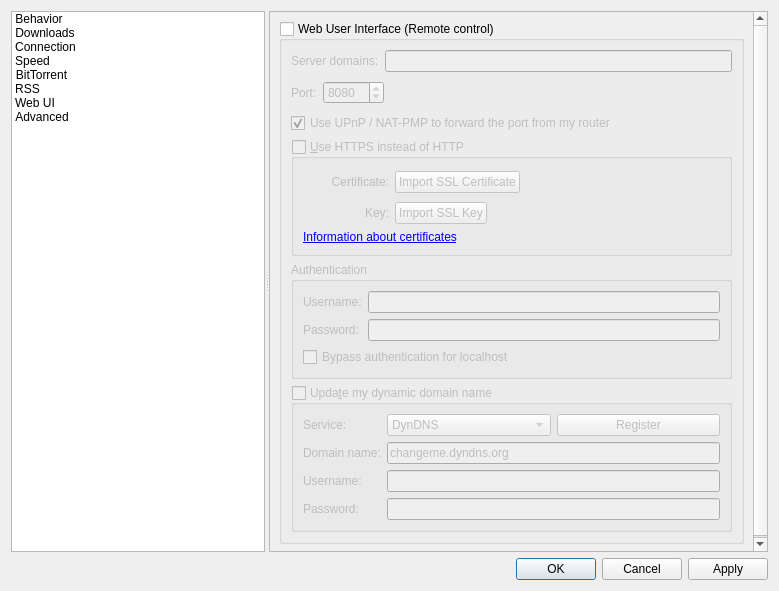
Old version of the form src/gui/optionsdlg.ui in the repository SysAdminDoc/qBittorrent-Vanced.
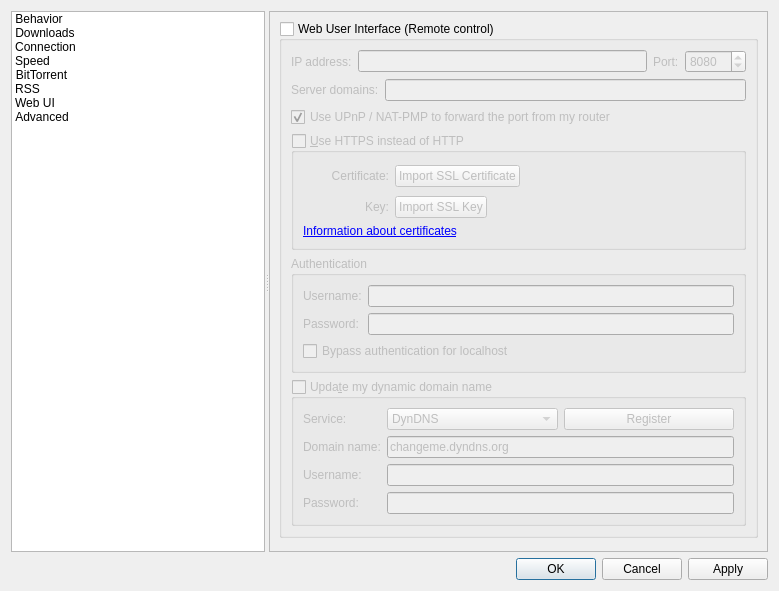
New version of the form. The open tabs and pages were chosen to show the change. Icons and pictures are not drawn. Custom widgets are drawn as their Qt base class.

Commit message: Add WebUi\Address config option

```diff
--- a/src/gui/optionsdlg.ui
+++ b/src/gui/optionsdlg.ui
@@ -2757,30 +2757,24 @@
                <bool>false</bool>
               </property>
               <layout class="QVBoxLayout" name="verticalLayout_2">
-               <item>
-                <layout class="QHBoxLayout" name="horizontalLayout_10">
-                 <item>
-                  <widget class="QLabel" name="labelServerDomains">
-                   <property name="text">
-                    <string>Server domains:</string>
-                   </property>
-                  </widget>
-                 </item>
-                 <item>
-                  <widget class="QLineEdit" name="textServerDomains">
-                   <property name="toolTip">
-                    <string>Whitelist for filtering HTTP Host header values.
-In order to defend against DNS rebinding attack,
-you should put in domain names used by WebUI server.
-
-Use ';' to split multiple entries. Can use wildcard '*'.</string>
-                   </property>
-                  </widget>
-                 </item>
-                </layout>
-               </item>
                <item>
                 <layout class="QHBoxLayout" name="horizontalLayout_2">
+                 <item>
+                  <widget class="QLabel" name="lblWebUiAddress">
+                   <property name="text">
+                    <string>IP address:</string>
+                   </property>
+                  </widget>
+                 </item>
+                 <item>
+                  <widget class="QLineEdit" name="textWebUiAddress">
+                   <property name="toolTip">
+                    <string>IP address that the Web UI will bind to.
+Specify an IPv4 or IPv6 address. You can specify "0.0.0.0" for any IPv4 address,
+"::" for any IPv6 address, or "*" for both IPv4 and IPv6.</string>
+                   </property>
+                  </widget>
+                 </item>
                  <item>
                   <widget class="QLabel" name="lblWebUiPort">
                    <property name="text">
@@ -2801,18 +2795,27 @@
                    </property>
                   </widget>
                  </item>
+                </layout>
+               </item>
+               <item>
+                <layout class="QHBoxLayout" name="horizontalLayout_10">
                  <item>
-                  <spacer>
-                   <property name="orientation">
-                    <enum>Qt::Horizontal</enum>
+                  <widget class="QLabel" name="labelServerDomains">
+                   <property name="text">
+                    <string>Server domains:</string>
                    </property>
-                   <property name="sizeHint" stdset="0">
-                    <size>
-                     <width>21</width>
-                     <height>29</height>
-                    </size>
+                  </widget>
+                 </item>
+                 <item>
+                  <widget class="QLineEdit" name="textServerDomains">
+                   <property name="toolTip">
+                    <string>Whitelist for filtering HTTP Host header values.
+In order to defend against DNS rebinding attack,
+you should put in domain names used by WebUI server.
+
+Use ';' to split multiple entries. Can use wildcard '*'.</string>
                    </property>
-                  </spacer>
+                  </widget>
                  </item>
                 </layout>
                </item>
```
The commit also changes 7 other files.
